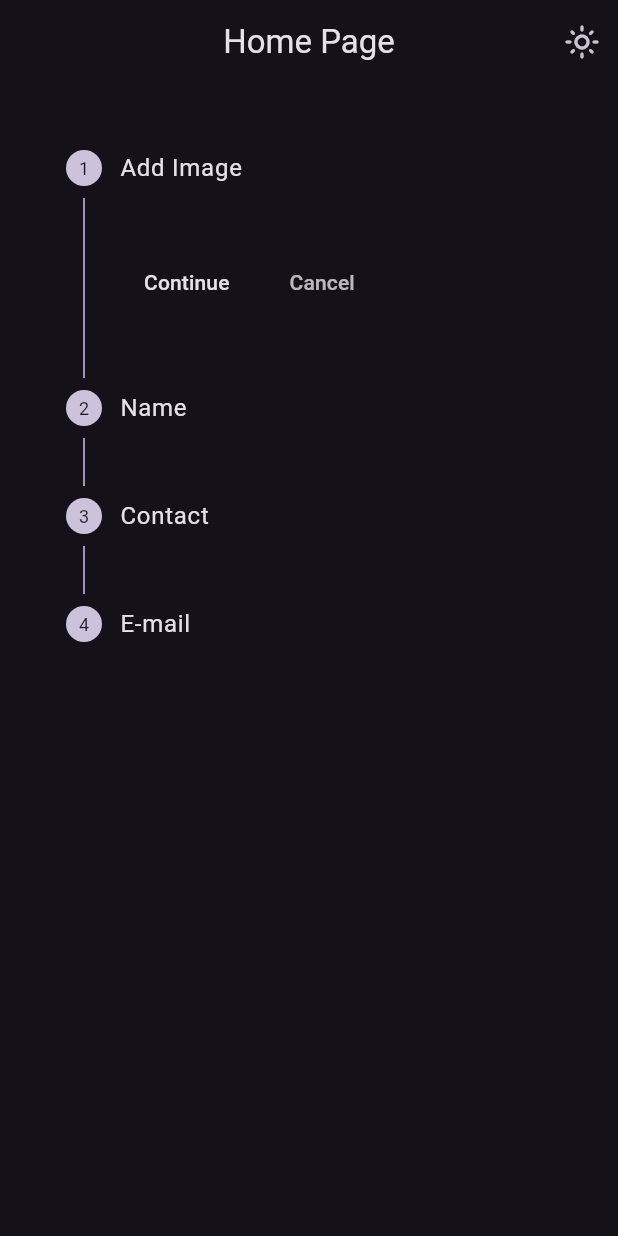
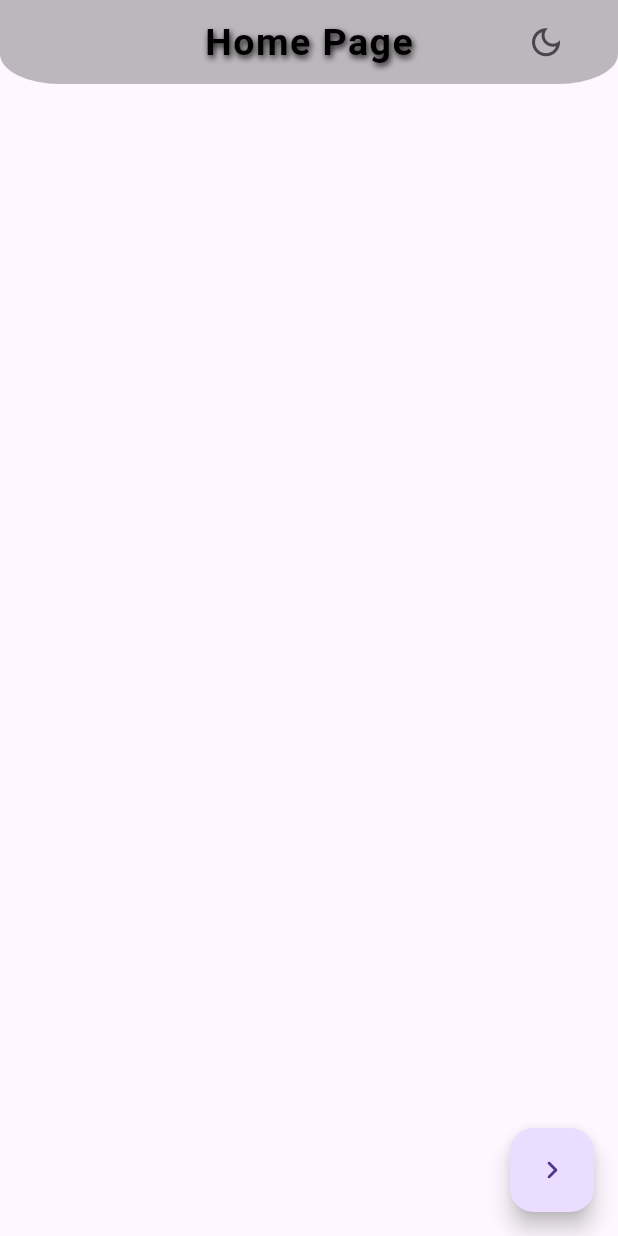
Before and after one commit to Vedpatel28/af_provider_contact_diary_app, a Flutter app: the screen it shows after launch, on a phone screen of 412 x 824 dp. Run offline on Flutter 3.47's test engine with Material 2 defaults, Android fonts, the phone set to English and light mode, and no system bars; our stand-ins replace device_preview, google_fonts, image_picker; Roboto replaces fonts that are missing (Varta).

Commit message:
VP | 25/05/23 | # Contact Add System Add...

```diff
--- a/lib/controllers/stepper_controller.dart
+++ b/lib/controllers/stepper_controller.dart
@@ -1,8 +1,24 @@
+import 'dart:io';
+
 import 'package:flutter/cupertino.dart';
 import 'package:flutter/material.dart';
 
 class MyStepper extends ChangeNotifier {
+  String? name;
+  int? contact;
+  String? email;
+  File? image;
+
   int steppercounte = 0;
+
+  List allcontct = [];
+
+  // MyStepper({
+  //   required this.name,
+  //   required this.email,
+  //   required this.image,
+  //   required this.contact,
+  // });
 
   stepperup() {
     if (steppercounte < 3) {
@@ -17,10 +33,32 @@ class MyStepper extends ChangeNotifier {
     }
     notifyListeners();
   }
+
+  steptepped({required int index}) {
+    steppercounte == index;
+    notifyListeners();
+  }
+
+  bool isActiveannabelle({required int index}) {
+    return steppercounte == index;
+  }
+
+  stepstate({required int index}) {
+    return steppercounte > index
+        ? StepState.complete
+        : steppercounte == index
+            ? StepState.editing
+            : StepState.disabled;
+  }
+
+  imageset({required File img}) {
+    image = img;
+    notifyListeners();
+  }
 }
 
 class Themechanger extends ChangeNotifier {
-  bool themechange = true;
+  bool themechange = false;
 
   changetheme() {
     themechange = !themechange;
--- a/lib/main.dart
+++ b/lib/main.dart
@@ -1,5 +1,6 @@
 import 'package:af_provider_contact_diary_app/controllers/stepper_controller.dart';
 import 'package:af_provider_contact_diary_app/utils/routes_utils.dart';
+import 'package:af_provider_contact_diary_app/views/screen/add_contact_page.dart';
 import 'package:af_provider_contact_diary_app/views/screen/home_page.dart';
 import 'package:device_preview/device_preview.dart';
 import 'package:flutter/material.dart';
@@ -11,7 +12,12 @@ void main() {
     MultiProvider(
       providers: [
         ListenableProvider(
-          create: (context) => MyStepper(),
+          create: (context) => MyStepper(
+            // name: null,
+            // email: null,
+            // image: null,
+            // contact: null,
+          ),
         ),
         ListenableProvider(
           create: (context) => Themechanger(),
@@ -38,9 +44,10 @@ class MyApp extends StatelessWidget {
         appBarTheme: AppBarTheme(
           shape: const RoundedRectangleBorder(
             borderRadius: BorderRadius.vertical(
-              bottom: Radius.elliptical(50, 50),
+              bottom: Radius.elliptical(40, 20),
             ),
           ),
+          backgroundColor: Colors.black26,
           titleTextStyle: GoogleFonts.varta(
             fontWeight: FontWeight.w600,
             fontSize: 25,
@@ -64,14 +71,35 @@ class MyApp extends StatelessWidget {
         useMaterial3: true,
         brightness: Brightness.dark,
         appBarTheme: AppBarTheme(
+          color: Colors.white12,
+          shape: const RoundedRectangleBorder(
+            borderRadius: BorderRadius.vertical(
+              bottom: Radius.elliptical(40, 20),
+            ),
+          ),
+          titleTextStyle: GoogleFonts.varta(
+            fontWeight: FontWeight.w600,
+            fontSize: 25,
+            letterSpacing: 1,
+            shadows: [
+              const Shadow(
+                color: Colors.white,
+                offset: Offset(1, 2),
+                blurRadius: 5,
+              ),
+            ],
+          ),
           centerTitle: true,
         ),
       ),
 
-      themeMode: Provider.of<Themechanger>(context).themechange ? ThemeMode.dark : ThemeMode.light,
+      themeMode: Provider.of<Themechanger>(context).themechange
+          ? ThemeMode.dark
+          : ThemeMode.light,
 
       routes: {
         allroutes.homepage: (context) => const home_page(),
+        allroutes.AddContactPage: (context) => add_contact_page(),
       },
     );
   }
--- a/lib/utils/routes_utils.dart
+++ b/lib/utils/routes_utils.dart
@@ -1,3 +1,4 @@
 class allroutes {
   static String homepage = '/';
+  static String AddContactPage = 'addcontactpage';
 }
--- a/lib/views/screen/home_page.dart
+++ b/lib/views/screen/home_page.dart
@@ -1,6 +1,8 @@
 import 'package:af_provider_contact_diary_app/controllers/stepper_controller.dart';
 import 'package:af_provider_contact_diary_app/utils/routes_utils.dart';
+import 'package:af_provider_contact_diary_app/views/components/all_back_button.dart';
 import 'package:flutter/material.dart';
+import 'package:image_picker/image_picker.dart';
 import 'package:provider/provider.dart';
 
 class home_page extends StatelessWidget {
@@ -8,7 +10,6 @@ class home_page extends StatelessWidget {
 
   @override
   Widget build(BuildContext context) {
-    Size s = MediaQuery.of(context).size;
     return Scaffold(
       appBar: AppBar(
       title: const Text(
@@ -20,45 +21,30 @@ class home_page extends StatelessWidget {
             Provider.of<Themechanger>(context, listen: false).changetheme();
           },
           icon: Icon(
-              Provider.of<Themechanger>(context).themechange ? Icons.light_mode_outlined : Icons.dark_mode_outlined,
+            size: 25,
+            Provider.of<Themechanger>(context).themechange
+                ? Icons.light_mode_outlined
+                : Icons.dark_mode_outlined,
           ),
         ),
+        const Icon(Icons.add, color: Colors.transparent),
       ],
+
     ),
-      body: Padding(
-        padding: const EdgeInsets.all(20),
-        child: Consumer<MyStepper>(
-          builder: (context, provider, widget) => Stepper(
-            currentStep: provider.steppercounte,
-            onStepContinue: () {
-              provider.stepperup();
+
+      // body: Center(child: Column(
+      //   children: [
+      //    Text("${Provider.of<MyStepper>(context).allcontct[1]}"),
+      //    Text("${Provider.of<MyStepper>(context).contact}"),
+      //    Text("${Provider.of<MyStepper>(context).email}"),
+      //   ],
+      // )),
+      floatingActionButton: FloatingActionButton(
+        onPressed: () {
+          Navigator.of(context).pushNamed(allroutes.AddContactPage);
         },
-            onStepCancel: () {
-              provider.stepperdoun();
-            },
-            steps: <Step>[
-              Step(
-                isActive: true,
-                title: const Text("Add Image"),
-                content: Container(),
-              ),
-              Step(
-                isActive: true,
-                title: const Text("Name"),
-                content: Container(),
-              ),
-              Step(
-                isActive: true,
-                title: const Text("Contact"),
-                content: Container(),
-              ),
-              Step(
-                isActive: true,
-                title: const Text("E-mail"),
-                content: Container(),
-              ),
-            ],
-          ),
+        child: const Icon(
+          Icons.navigate_next_rounded,
         ),
       ),
     );
--- a/pubspec.yaml
+++ b/pubspec.yaml
@@ -38,6 +38,8 @@ dependencies:
   provider:
   google_fonts:
   device_preview:
+  image_picker:
+  easy_stepper:
   im_stepper:
   flutter_spinkit:
 
```
Also changed, not shown: lib/views/components/all_back_button.dart (added, +18 -0 lines), lib/views/screen/add_contact_page.dart (added, +243 -0 lines), lib/views/modals/modals_class.dart (added), pubspec.lock. Lines whose indentation alone changed are shown as unchanged.
